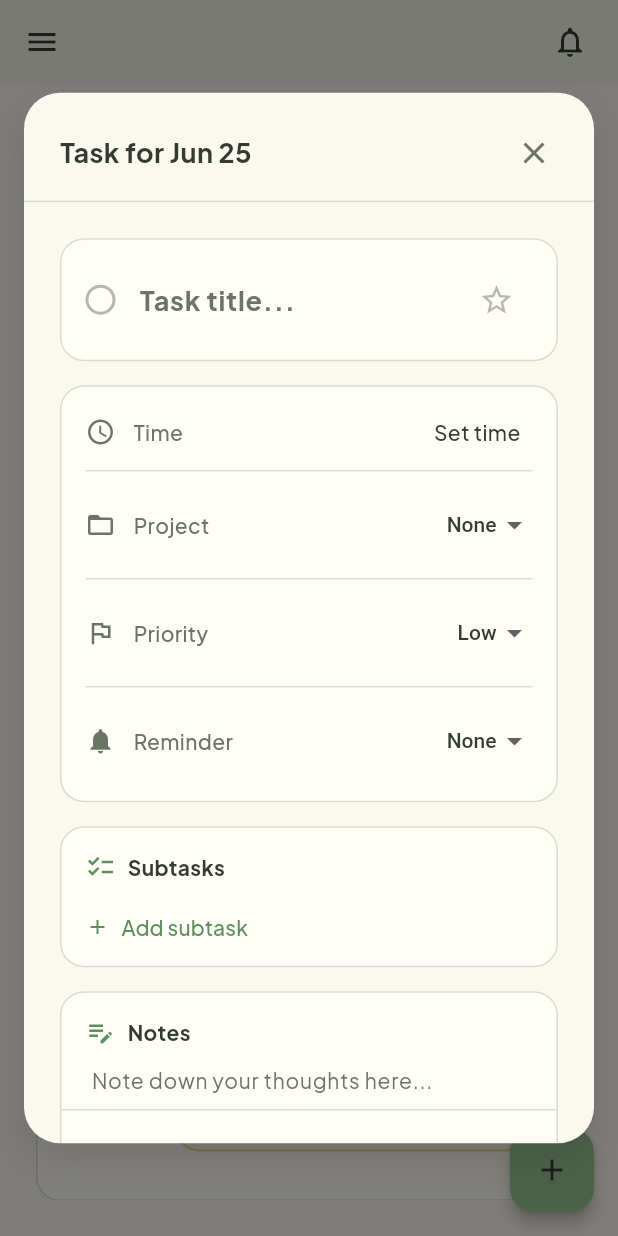
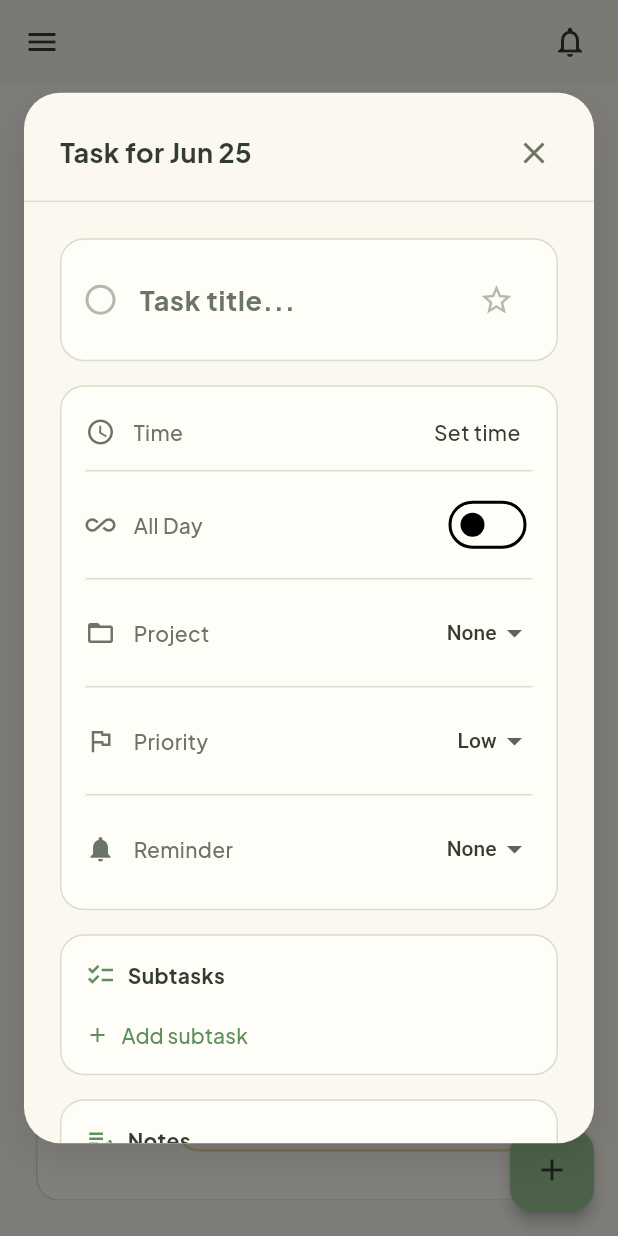
Before and after one commit to duongdohoang2708/PRM392-Project, a Flutter app: the CalendarScreen screen opened directly, scrolled down 413 dp, after a tap on the "add" icon, on a phone screen of 412 x 824 dp. Run offline on Flutter 3.47's test engine with Material 3 defaults, Android fonts, the phone set to English and light mode, and no system bars; drawn by our look-alikes of flutter_slidable; our stand-ins replace flutter_local_notifications, google_fonts.

Commit message:
feat(calendar): update calendar screen and popup

```diff
--- a/lib/screens/calendar/calendar_screen.dart
+++ b/lib/screens/calendar/calendar_screen.dart
@@ -1,6 +1,5 @@
 import 'package:flutter/material.dart';
 import 'package:provider/provider.dart';
-import 'package:intl/intl.dart';
 import '../../models/task_model.dart';
 import '../../providers/task_provider.dart';
 import '../../providers/drawer_provider.dart';
@@ -9,7 +8,10 @@ import '../../widgets/app_drawer.dart';
 import '../../widgets/background_pattern.dart';
 import '../../widgets/task/task_list_item.dart';
 import '../../widgets/calendar/calendar_create_task_popup.dart';
+import '../../widgets/custom_snackbar.dart';
 import '../../widgets/staggered_list_entry.dart';
+import '../../utils/validation/task_deadline_rules.dart';
+import '../../utils/formatters/app_date_time_format.dart';
 
 class CalendarScreen extends StatefulWidget {
   const CalendarScreen({super.key});
@@ -108,6 +110,11 @@ class _CalendarScreenState extends State<CalendarScreen> {
   }
 
   void _showCreateTaskPopup() {
+    if (TaskDeadlineRules.isPastCalendarDay(_selectedDate)) {
+      AppNotification.showError(context, TaskDeadlineRules.createDeadlineError);
+      return;
+    }
+
     showGeneralDialog(
       context: context,
       useRootNavigator: true,
@@ -353,7 +360,7 @@ class _CalendarScreenState extends State<CalendarScreen> {
   }
 
   Widget _buildCalendarHeader() {
-    String headerText = DateFormat('MMMM yyyy').format(_focusedDate);
+    String headerText = AppDateTimeFormat.monthYear(_focusedDate);
 
     return Row(
       mainAxisAlignment: MainAxisAlignment.spaceBetween,
@@ -396,7 +403,7 @@ class _CalendarScreenState extends State<CalendarScreen> {
         const Icon(Icons.today, color: AppColors.primaryDark),
         const SizedBox(width: 8),
         Text(
-          'Tasks for ${DateFormat('EEEE, MMM d').format(_selectedDate)}',
+          'Tasks for ${AppDateTimeFormat.weekdayMonthDay(_selectedDate)}',
           style: const TextStyle(
             fontSize: 18,
             fontWeight: FontWeight.bold,
@@ -562,6 +569,9 @@ class _CalendarScreenState extends State<CalendarScreen> {
   Widget _buildSelectedTasksList(List<Task> selectedDayTasks, Set<String> newTasks, {bool isMobile = false}) {
     final sortedTasks = List<Task>.from(selectedDayTasks);
     sortedTasks.sort((a, b) {
+      if (a.isAllDay && !b.isAllDay) return -1;
+      if (!a.isAllDay && b.isAllDay) return 1;
+
       if (a.dueDate == null && b.dueDate == null) return 0;
       if (a.dueDate == null) return 1;
       if (b.dueDate == null) return -1;
@@ -587,11 +597,17 @@ class _CalendarScreenState extends State<CalendarScreen> {
         },
         itemBuilder: (context, index) {
           final task = sortedTasks[index];
-          final timeStr = task.dueDate != null
-              ? DateFormat('HH:mm').format(task.dueDate!)
-              : 'All Day';
+          final isNew = newTasks.contains(task.id);
 
-          final isNew = newTasks.contains(task.id);
+          bool isFirstAllDay = task.isAllDay && (index == 0 || !sortedTasks[index - 1].isAllDay);
+          bool isSubsequentAllDay = task.isAllDay && !isFirstAllDay;
+
+          final timeStr = isFirstAllDay
+              ? 'All Day'
+              : (task.isAllDay
+                  ? ''
+                  : (task.dueDate != null ? AppDateTimeFormat.time(task.dueDate!) : 'All Day'));
+
           final item = TaskListItem(
             key: ValueKey(task.id),
             task: task,
@@ -603,13 +619,34 @@ class _CalendarScreenState extends State<CalendarScreen> {
                 children: [
                   // Timeline Connector (drawn first so it is behind the sliding card)
                   Positioned(
-                    top: 20,
+                    top: 0,
                     bottom: 0,
                     left: 56,
                     width: 16,
-                    child: Column(
+                    child: LayoutBuilder(
+                      builder: (context, constraints) {
+                        // Offset by 8 to account for margin bottom 16 so the dot is visually centered with the card
+                        final dotY = (constraints.maxHeight - 16) / 2;
+                        return Stack(
+                          alignment: Alignment.topCenter,
+                          clipBehavior: Clip.none,
                           children: [
-                        Container(
+                            if (index > 0 || isSubsequentAllDay)
+                              Positioned(
+                                top: 0,
+                                height: dotY,
+                                child: Container(width: 2, color: AppColors.border),
+                              ),
+                            if (index < sortedTasks.length - 1)
+                              Positioned(
+                                top: dotY,
+                                bottom: 0,
+                                child: Container(width: 2, color: AppColors.border),
+                              ),
+                            if (!isSubsequentAllDay)
+                              Positioned(
+                                top: dotY - 6,
+                                child: Container(
                                   width: 12,
                                   height: 12,
                                   decoration: const BoxDecoration(
@@ -617,27 +654,21 @@ class _CalendarScreenState extends State<CalendarScreen> {
                                     color: AppColors.primaryDark,
                                   ),
                                 ),
-                        Expanded(
-                          child: index == sortedTasks.length - 1
-                              ? const SizedBox()
-                              : Container(
-                                  width: 2,
-                                  color: AppColors.border,
+                              ),
+                          ],
+                        );
+                      },
                     ),
                   ),
-                      ],
-                    ),
-                  ),
-                  Row(
-                    crossAxisAlignment: CrossAxisAlignment.start,
-                    children: [
-                      // Time
-                      SizedBox(
-                        width: 56,
+
+                  // Time Text
+                  Positioned(
+                    top: 0,
+                    bottom: 16, // Exclude margin so it centers relative to the task card
+                    left: 0,
+                    width: 50,
                     child: Align(
-                          alignment: Alignment.topCenter,
-                          child: Padding(
-                            padding: const EdgeInsets.only(top: 20),
+                      alignment: Alignment.center,
                       child: Text(
                         timeStr,
                         style: const TextStyle(
@@ -645,16 +676,15 @@ class _CalendarScreenState extends State<CalendarScreen> {
                           fontWeight: FontWeight.bold,
                           color: AppColors.textPrimary,
                         ),
+                        textAlign: TextAlign.center,
                       ),
                     ),
                   ),
-                      ),
-                      const SizedBox(width: 16), // space for connector
+
                   // Task Card (rendered via slidable action pane)
-                      Expanded(
+                  Padding(
+                    padding: const EdgeInsets.only(left: 72),
                     child: taskCard,
-                      ),
-                    ],
                   ),
                 ],
               );
--- a/lib/widgets/calendar/calendar_create_task_popup.dart
+++ b/lib/widgets/calendar/calendar_create_task_popup.dart
@@ -1,9 +1,10 @@
 import 'package:flutter/material.dart';
 import 'package:provider/provider.dart';
-import 'package:intl/intl.dart';
 import 'dart:async';
 import '../../models/task_model.dart';
 import '../../providers/task_provider.dart';
+import '../../utils/validation/task_deadline_rules.dart';
+import '../../utils/formatters/app_date_time_format.dart';
 import '../custom_snackbar.dart';
 import '../../theme/app_colors.dart';
 
@@ -31,6 +32,7 @@ class _CalendarCreateTaskPopupState extends State<CalendarCreateTaskPopup> {
   late bool _isImportant;
   late List<SubTask> _subTasks;
   late String _reminder;
+  bool _isAllDay = false;
 
   String? _localErrorMessage;
   bool _showLocalError = false;
@@ -180,9 +182,8 @@ class _CalendarCreateTaskPopupState extends State<CalendarCreateTaskPopup> {
       );
     }
 
-    final now = DateTime.now();
-    if (finalDueDate.isBefore(now) && _selectedTime != null) {
-      _showSnackBar('Task time cannot be earlier than current time');
+    if (!TaskDeadlineRules.isValidForCreate(finalDueDate)) {
+      AppNotification.showError(context, TaskDeadlineRules.createDeadlineError);
       return;
     }
 
@@ -197,11 +198,15 @@ class _CalendarCreateTaskPopupState extends State<CalendarCreateTaskPopup> {
       dueDate: finalDueDate,
       isCompleted: false,
       isImportant: _isImportant,
+      isAllDay: _isAllDay,
       notes: _notesController.text.trim(),
       subTasks: _subTasks,
     );
 
-    taskProvider.addTask(newTask);
+    if (!taskProvider.addTask(newTask)) {
+      AppNotification.showError(context, TaskDeadlineRules.createDeadlineError);
+      return;
+    }
 
     AppNotification.showSuccess(context, 'Task created successfully');
 
@@ -262,7 +267,7 @@ class _CalendarCreateTaskPopupState extends State<CalendarCreateTaskPopup> {
                         mainAxisAlignment: MainAxisAlignment.spaceBetween,
                         children: [
                           Text(
-                            'Task for ${DateFormat('MMM d').format(widget.selectedDate)}',
+                            'Task for ${AppDateTimeFormat.shortDate(widget.selectedDate)}',
                             style: const TextStyle(
                               fontSize: 18,
                               fontWeight: FontWeight.bold,
@@ -430,21 +435,41 @@ class _CalendarCreateTaskPopupState extends State<CalendarCreateTaskPopup> {
             icon: Icons.access_time,
             label: 'Time',
             child: InkWell(
-              onTap: _selectTime,
+              onTap: _isAllDay ? null : _selectTime,
               borderRadius: BorderRadius.circular(8),
               child: Padding(
                 padding: const EdgeInsets.symmetric(vertical: 4, horizontal: 8),
                 child: Text(
                   _selectedTime == null
                       ? 'Set time'
-                      : _selectedTime!.format(context),
-                  style: const TextStyle(
+                      : AppDateTimeFormat.timeOfDay(_selectedTime!),
+                  style: TextStyle(
                     fontSize: 14,
-                    color: AppColors.textPrimary,
+                    color: _isAllDay
+                        ? AppColors.textSecondary.withValues(alpha: 0.5)
+                        : AppColors.textPrimary,
                     fontWeight: FontWeight.w500,
                   ),
                 ),
               ),
+            ),
+          ),
+          const Divider(color: AppColors.border, height: 24),
+          _buildInfoRow(
+            icon: Icons.all_inclusive,
+            label: 'All Day',
+            child: Switch(
+              value: _isAllDay,
+              onChanged: (val) {
+                setState(() {
+                  _isAllDay = val;
+                  if (val) {
+                    _selectedTime = null;
+                  }
+                });
+              },
+              activeTrackColor: AppColors.primaryDark.withValues(alpha: 0.5),
+              activeColor: AppColors.primaryDark,
             ),
           ),
           const Divider(color: AppColors.border, height: 24),
```
Lines whose indentation alone changed are shown as unchanged.
